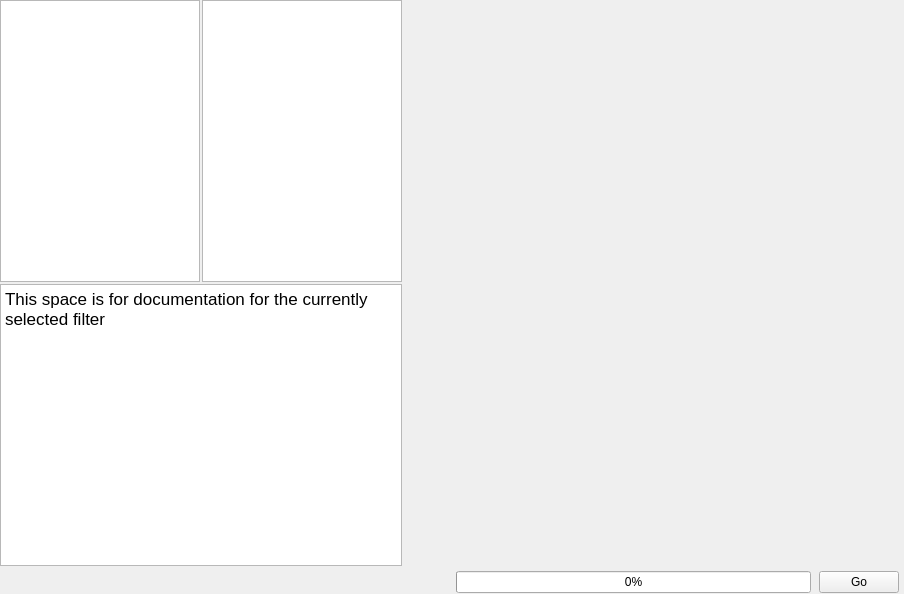
The window that Source/Plugins/PipelineBuilder/UI/PipelineBuilderWidget.ui (BlueQuartzSoftware/DREAM3D) describes before a commit, drawn with Qt 5.
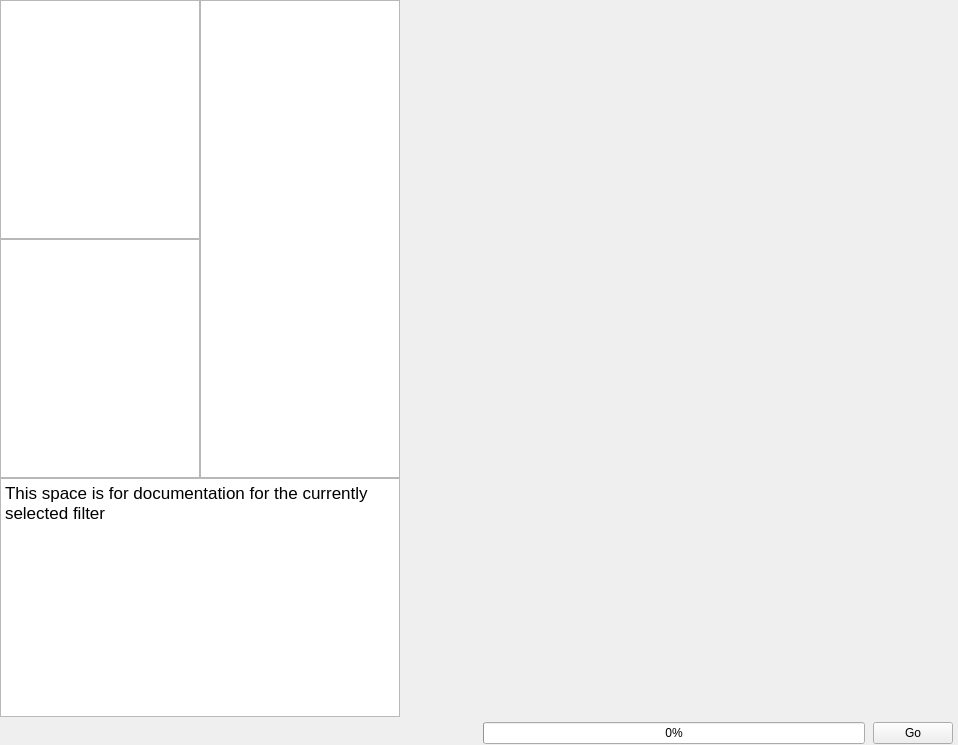
The same window after the commit. Icons and pictures are not drawn. Custom widgets are drawn as their Qt base class.

Patch:
```diff
--- a/Source/Plugins/PipelineBuilder/UI/PipelineBuilderWidget.ui
+++ b/Source/Plugins/PipelineBuilder/UI/PipelineBuilderWidget.ui
@@ -6,8 +6,8 @@
    <rect>
     <x>0</x>
     <y>0</y>
-    <width>904</width>
-    <height>594</height>
+    <width>958</width>
+    <height>745</height>
    </rect>
   </property>
   <property name="windowTitle">
@@ -22,8 +22,14 @@
    </property>
    <item row="0" column="0" rowspan="2">
     <layout class="QGridLayout" name="gridLayout">
+     <property name="topMargin">
+      <number>0</number>
+     </property>
+     <property name="rightMargin">
+      <number>0</number>
+     </property>
      <property name="spacing">
-      <number>2</number>
+      <number>0</number>
      </property>
      <item row="0" column="0">
       <widget class="QTreeWidget" name="filterLibraryTree">
@@ -67,7 +73,7 @@
        </column>
       </widget>
      </item>
-     <item row="0" column="1">
+     <item row="0" column="1" rowspan="2">
       <widget class="QFilterListWidget" name="filterList">
        <property name="sizePolicy">
         <sizepolicy hsizetype="Fixed" vsizetype="Preferred">
@@ -113,7 +119,7 @@
        </property>
       </widget>
      </item>
-     <item row="1" column="0" colspan="2">
+     <item row="2" column="0" colspan="2">
       <widget class="QTextEdit" name="helpTextEdit">
        <property name="sizePolicy">
         <sizepolicy hsizetype="Preferred" vsizetype="Preferred">
@@ -136,6 +142,42 @@
        </property>
       </widget>
      </item>
+     <item row="1" column="0">
+      <widget class="QTreeWidget" name="presetPipelineTree">
+       <property name="sizePolicy">
+        <sizepolicy hsizetype="Fixed" vsizetype="Preferred">
+         <horstretch>0</horstretch>
+         <verstretch>0</verstretch>
+        </sizepolicy>
+       </property>
+       <property name="maximumSize">
+        <size>
+         <width>200</width>
+         <height>16777215</height>
+        </size>
+       </property>
+       <property name="alternatingRowColors">
+        <bool>true</bool>
+       </property>
+       <property name="verticalScrollMode">
+        <enum>QAbstractItemView::ScrollPerPixel</enum>
+       </property>
+       <property name="uniformRowHeights">
+        <bool>true</bool>
+       </property>
+       <property name="animated">
+        <bool>true</bool>
+       </property>
+       <property name="headerHidden">
+        <bool>true</bool>
+       </property>
+       <column>
+        <property name="text">
+         <string notr="true">1</string>
+        </property>
+       </column>
+      </widget>
+     </item>
     </layout>
    </item>
    <item row="0" column="1" rowspan="2">
@@ -175,8 +217,8 @@
        <rect>
         <x>0</x>
         <y>0</y>
-        <width>500</width>
-        <height>396</height>
+        <width>556</width>
+        <height>578</height>
        </rect>
       </property>
       <property name="sizePolicy">
```
